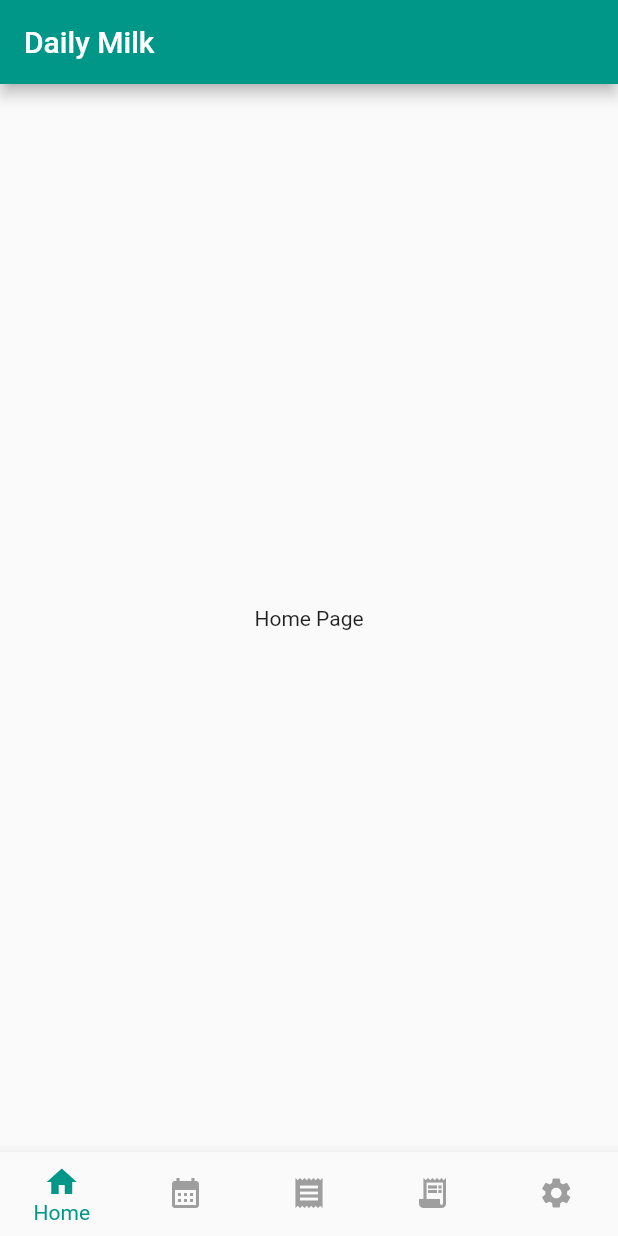
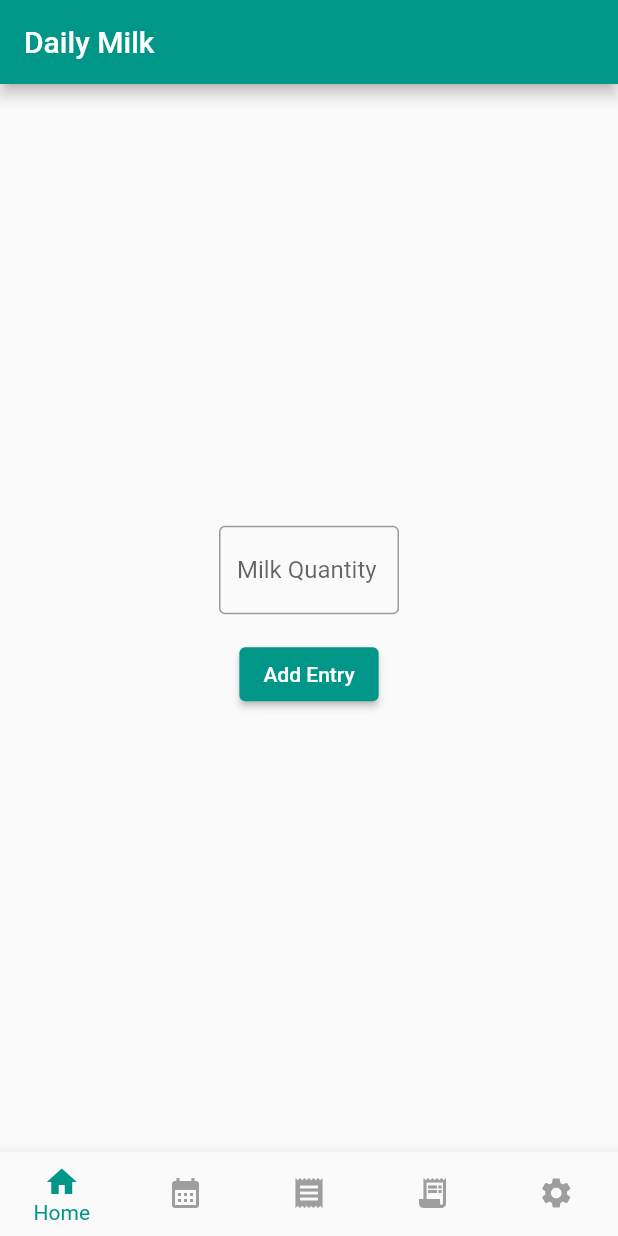
Before and after one commit to keshava19/daily-milk, a Flutter app: the screen it shows after launch, on a phone screen of 412 x 824 dp. Run offline on Flutter 3.47's test engine with Material 2 defaults, Android fonts, the phone set to English and light mode, and no system bars; our stand-ins replace hive; accounts and stored records are empty; generated files the repository leaves out were written again.

Commit message:
home page form w/o db

```diff
--- a/daily_milk/lib/l10n/app_en.arb
+++ b/daily_milk/lib/l10n/app_en.arb
@@ -7,5 +7,11 @@
     "calendar": "Calendar",
     "calculate": "Calculate",
     "receipt": "Receipt",
-    "settings": "Settings"
+    "settings": "Settings",
+    "required": "Required",
+    "milkQuantity": "1",
+    "milkQuantitySymbol": "ltr",
+    "milkLabel": "Milk Quantity",
+    "milkSubmit": "Add Entry",
+    "milkSubmitSuccess": "Milk entry added"
 }
--- a/daily_milk/lib/l10n/app_hi.arb
+++ b/daily_milk/lib/l10n/app_hi.arb
@@ -4,5 +4,11 @@
     "calendar": "Calendar",
     "calculate": "Calculate",
     "receipt": "Receipt",
-    "settings": "Settings"
+    "settings": "Settings",
+    "required": "Required",
+    "milkQuantity": "1",
+    "milkQuantitySymbol": "ltr",
+    "milkLabel": "Milk Quantity",
+    "milkSubmit": "Add Entry",
+    "milkSubmitSuccess": "Milk entry added"
 }
--- a/daily_milk/lib/pages/ui/home/home_page.dart
+++ b/daily_milk/lib/pages/ui/home/home_page.dart
@@ -1,13 +1,58 @@
 import 'package:flutter/material.dart';
+import 'package:flutter_gen/gen_l10n/app_localizations.dart';
 
-class HomePage extends StatelessWidget {
+class HomePage extends StatefulWidget {
   const HomePage({super.key});
 
   @override
+  State<HomePage> createState() => _HomePageState();
+}
+
+class _HomePageState extends State<HomePage> {
+  final formKey = GlobalKey<FormState>();
+
+  @override
   Widget build(BuildContext context) {
-    return Container(
-      alignment: Alignment.center,
-      child: const Text('Home Page'),
+    return Form(
+      key: formKey,
+      child: Column(
+        mainAxisAlignment: MainAxisAlignment.center,
+        crossAxisAlignment: CrossAxisAlignment.center,
+        mainAxisSize: MainAxisSize.max,
+        children: [
+          SizedBox(width: MediaQuery.of(context).size.width),
+          SizedBox(
+            width: 120,
+            child: TextFormField(
+              validator: ((value) {
+                return (value?.isEmpty ?? true)
+                    ? AppLocalizations.of(context)!.required
+                    : null;
+              }),
+              keyboardType: TextInputType.number,
+              decoration: InputDecoration(
+                suffixText: AppLocalizations.of(context)!.milkQuantitySymbol,
+                hintText: AppLocalizations.of(context)!.milkQuantity,
+                labelText: AppLocalizations.of(context)!.milkLabel,
+                border: const OutlineInputBorder(),
+              ),
+            ),
+          ),
+          const SizedBox(height: 16),
+          ElevatedButton(
+            onPressed: () {
+              if (formKey.currentState!.validate()) {
+                ScaffoldMessenger.of(context).showSnackBar(
+                  SnackBar(
+                      content: Text(
+                          AppLocalizations.of(context)!.milkSubmitSuccess)),
+                );
+              }
+            },
+            child: Text(AppLocalizations.of(context)!.milkSubmit),
+          ),
+        ],
+      ),
     );
   }
 }
```
Also changed, not shown: 1 other file.
